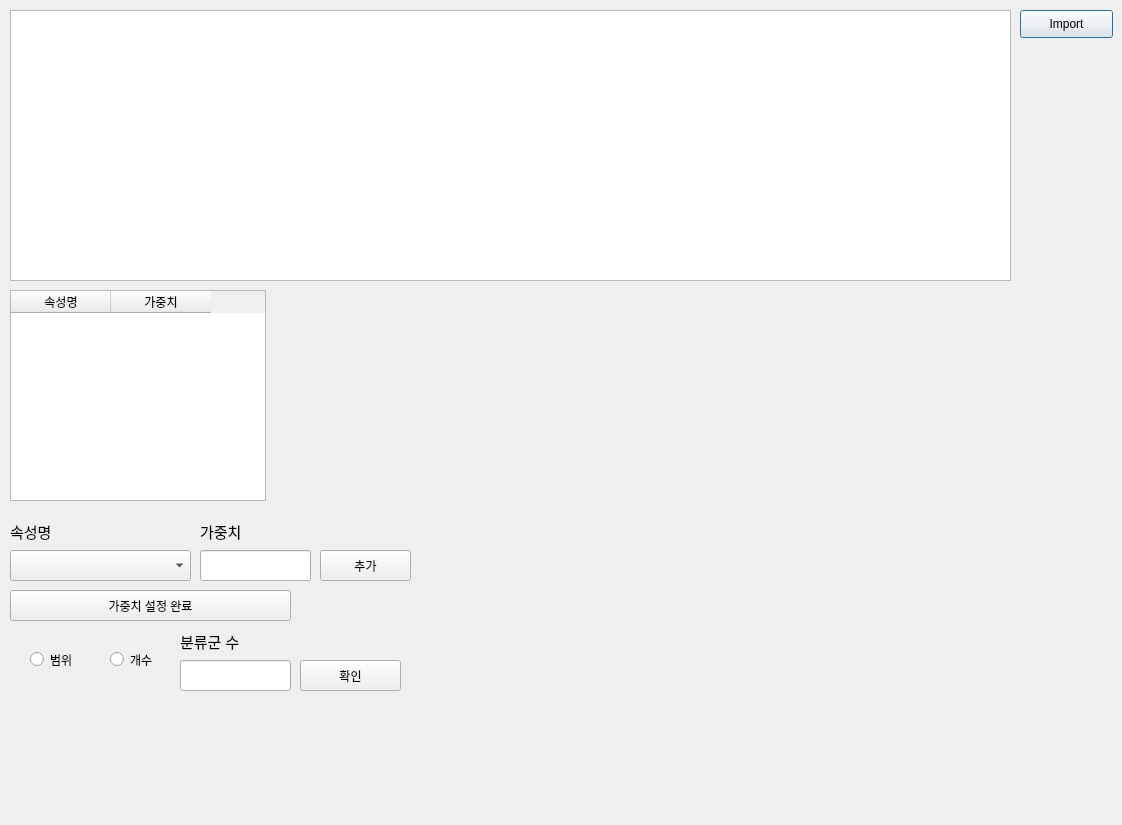
Before: the Qt Designer form uisample.ui in YunNahye/InterfaceProject, drawn with Qt 5.
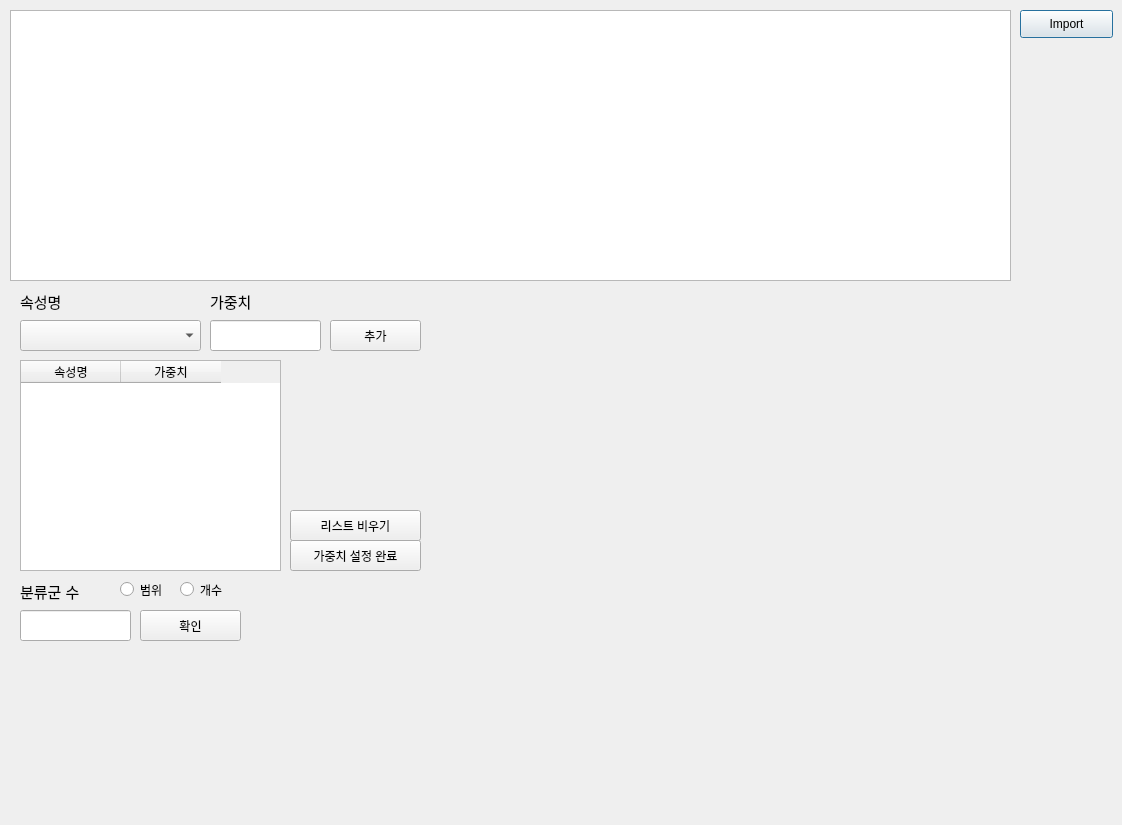
After: the same form once the commit is applied.

Commit message: 위젯 재배치, division컬럼 추가 기능 구현, 리스트 초기화 기능 구현

The edit to the form file:
```diff
--- a/uisample.ui
+++ b/uisample.ui
@@ -39,9 +39,9 @@
   <widget class="QTableWidget" name="tableWidget">
    <property name="geometry">
     <rect>
-     <x>10</x>
-     <y>290</y>
-     <width>256</width>
+     <x>20</x>
+     <y>360</y>
+     <width>261</width>
      <height>211</height>
     </rect>
    </property>
@@ -59,9 +59,9 @@
   <widget class="QRadioButton" name="rangeRadio">
    <property name="geometry">
     <rect>
-     <x>30</x>
-     <y>650</y>
-     <width>71</width>
+     <x>120</x>
+     <y>580</y>
+     <width>61</width>
      <height>19</height>
     </rect>
    </property>
@@ -72,9 +72,9 @@
   <widget class="QRadioButton" name="countRadio">
    <property name="geometry">
     <rect>
-     <x>110</x>
-     <y>650</y>
-     <width>71</width>
+     <x>180</x>
+     <y>580</y>
+     <width>61</width>
      <height>19</height>
     </rect>
    </property>
@@ -85,8 +85,8 @@
   <widget class="QComboBox" name="comboBox">
    <property name="geometry">
     <rect>
-     <x>10</x>
-     <y>550</y>
+     <x>20</x>
+     <y>320</y>
      <width>181</width>
      <height>31</height>
     </rect>
@@ -95,8 +95,8 @@
   <widget class="QPushButton" name="addButton">
    <property name="geometry">
     <rect>
-     <x>320</x>
-     <y>550</y>
+     <x>330</x>
+     <y>320</y>
      <width>91</width>
      <height>31</height>
     </rect>
@@ -108,9 +108,9 @@
   <widget class="QPushButton" name="runPrecleaningButton">
    <property name="geometry">
     <rect>
-     <x>10</x>
-     <y>590</y>
-     <width>281</width>
+     <x>290</x>
+     <y>540</y>
+     <width>131</width>
      <height>31</height>
     </rect>
    </property>
@@ -121,8 +121,8 @@
   <widget class="QPushButton" name="drawButton">
    <property name="geometry">
     <rect>
-     <x>300</x>
-     <y>660</y>
+     <x>140</x>
+     <y>610</y>
      <width>101</width>
      <height>31</height>
     </rect>
@@ -134,8 +134,8 @@
   <widget class="QLineEdit" name="weightInput">
    <property name="geometry">
     <rect>
-     <x>200</x>
-     <y>550</y>
+     <x>210</x>
+     <y>320</y>
      <width>111</width>
      <height>31</height>
     </rect>
@@ -144,8 +144,8 @@
   <widget class="QLabel" name="label">
    <property name="geometry">
     <rect>
-     <x>10</x>
-     <y>520</y>
+     <x>20</x>
+     <y>290</y>
      <width>71</width>
      <height>21</height>
     </rect>
@@ -157,8 +157,8 @@
   <widget class="QLabel" name="label_2">
    <property name="geometry">
     <rect>
-     <x>200</x>
-     <y>520</y>
+     <x>210</x>
+     <y>290</y>
      <width>71</width>
      <height>21</height>
     </rect>
@@ -170,8 +170,8 @@
   <widget class="QLineEdit" name="classInput">
    <property name="geometry">
     <rect>
-     <x>180</x>
-     <y>660</y>
+     <x>20</x>
+     <y>610</y>
      <width>111</width>
      <height>31</height>
     </rect>
@@ -180,8 +180,8 @@
   <widget class="QLabel" name="label_3">
    <property name="geometry">
     <rect>
-     <x>180</x>
-     <y>630</y>
+     <x>20</x>
+     <y>580</y>
      <width>91</width>
      <height>21</height>
     </rect>
@@ -201,6 +201,19 @@
    </property>
    <layout class="QVBoxLayout" name="graphLayout"/>
   </widget>
+  <widget class="QPushButton" name="clearListButton">
+   <property name="geometry">
+    <rect>
+     <x>290</x>
+     <y>510</y>
+     <width>131</width>
+     <height>31</height>
+    </rect>
+   </property>
+   <property name="text">
+    <string>리스트 비우기</string>
+   </property>
+  </widget>
  </widget>
  <resources/>
  <connections/>
```
The commit also changes 3 other files.
